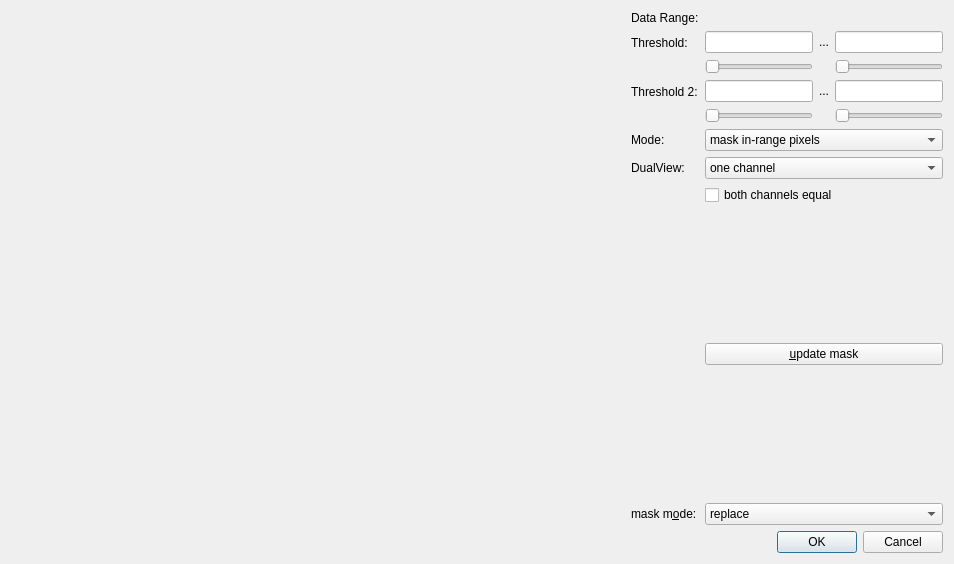
This is plugins/imagingfcs/qfrdrimagingfcsmaskbyintensity.ui in jkriege2/QuickFit3 as Qt 5 draws it before an edit. The edited form follows.
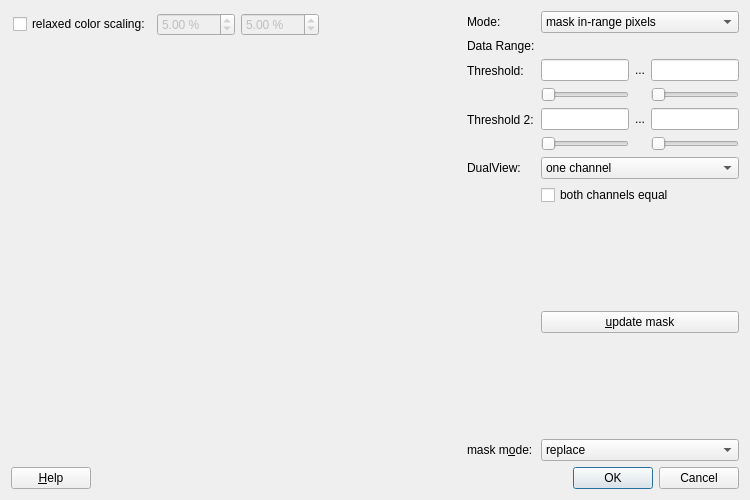
This is the edited form. Icons and pictures are not drawn. Custom widgets are drawn as their Qt base class.

```diff
--- a/plugins/imagingfcs/qfrdrimagingfcsmaskbyintensity.ui
+++ b/plugins/imagingfcs/qfrdrimagingfcsmaskbyintensity.ui
@@ -6,18 +6,104 @@
    <rect>
     <x>0</x>
     <y>0</y>
-    <width>954</width>
-    <height>564</height>
+    <width>750</width>
+    <height>500</height>
    </rect>
   </property>
+  <property name="minimumSize">
+   <size>
+    <width>750</width>
+    <height>500</height>
+   </size>
+  </property>
   <property name="windowTitle">
    <string>Mask from Image ...</string>
   </property>
   <layout class="QVBoxLayout" name="verticalLayout">
    <item>
-    <layout class="QHBoxLayout" name="horizontalLayout" stretch="1,0">
+    <layout class="QHBoxLayout" name="horizontalLayout" stretch="0,0">
      <item>
-      <widget class="QFPlotter" name="pltMain" native="true"/>
+      <widget class="QWidget" name="widget" native="true">
+       <property name="minimumSize">
+        <size>
+         <width>450</width>
+         <height>0</height>
+        </size>
+       </property>
+       <layout class="QVBoxLayout" name="verticalLayout_3" stretch="0,1">
+        <property name="leftMargin">
+         <number>2</number>
+        </property>
+        <property name="topMargin">
+         <number>2</number>
+        </property>
+        <property name="rightMargin">
+         <number>2</number>
+        </property>
+        <property name="bottomMargin">
+         <number>2</number>
+        </property>
+        <item>
+         <layout class="QHBoxLayout" name="horizontalLayout_2">
+          <item>
+           <widget class="QCheckBox" name="chkColorScaling">
+            <property name="text">
+             <string>relaxed color scaling:</string>
+            </property>
+           </widget>
+          </item>
+          <item>
+           <widget class="QDoubleSpinBox" name="edtImgRangeMin">
+            <property name="enabled">
+             <bool>false</bool>
+            </property>
+            <property name="suffix">
+             <string> %</string>
+            </property>
+            <property name="maximum">
+             <double>100.000000000000000</double>
+            </property>
+            <property name="value">
+             <double>5.000000000000000</double>
+            </property>
+           </widget>
+          </item>
+          <item>
+           <widget class="QDoubleSpinBox" name="edtImgRangeMax">
+            <property name="enabled">
+             <bool>false</bool>
+            </property>
+            <property name="suffix">
+             <string> %</string>
+            </property>
+            <property name="maximum">
+             <double>100.000000000000000</double>
+            </property>
+            <property name="value">
+             <double>5.000000000000000</double>
+            </property>
+           </widget>
+          </item>
+          <item>
+           <spacer name="horizontalSpacer">
+            <property name="orientation">
+             <enum>Qt::Horizontal</enum>
+            </property>
+            <property name="sizeHint" stdset="0">
+             <size>
+              <width>40</width>
+              <height>20</height>
+             </size>
+            </property>
+           </spacer>
+          </item>
+         </layout>
+        </item>
+        <item>
+         <widget class="QFPlotter" name="pltMain" native="true"/>
+        </item>
+       </layout>
+      </widget>
      </item>
      <item>
       <layout class="QFormLayout" name="formLayout_2">
@@ -25,20 +111,51 @@
         <enum>QFormLayout::AllNonFixedFieldsGrow</enum>
        </property>
        <item row="0" column="0">
+        <widget class="QLabel" name="label_2">
+         <property name="text">
+          <string>Mode:</string>
+         </property>
+        </widget>
+       </item>
+       <item row="0" column="1">
+        <widget class="QComboBox" name="cmbMaskingMode">
+         <item>
+          <property name="text">
+           <string>mask in-range pixels</string>
+          </property>
+         </item>
+         <item>
+          <property name="text">
+           <string>mask out-of-range pixels</string>
+          </property>
+         </item>
+         <item>
+          <property name="text">
+           <string>mask smaller threshold</string>
+          </property>
+         </item>
+         <item>
+          <property name="text">
+           <string>mask larger threshold</string>
+          </property>
+         </item>
+        </widget>
+       </item>
+       <item row="1" column="0">
         <widget class="QLabel" name="label_3">
          <property name="text">
           <string>Data Range:</string>
          </property>
         </widget>
        </item>
-       <item row="0" column="1">
+       <item row="1" column="1">
         <widget class="QLabel" name="labRange">
          <property name="text">
           <string/>
          </property>
         </widget>
        </item>
-       <item row="1" column="0">
+       <item row="2" column="0">
         <widget class="QLabel" name="label">
          <property name="text">
           <string>Threshold:</string>
@@ -48,7 +165,7 @@
          </property>
         </widget>
        </item>
-       <item row="1" column="1">
+       <item row="2" column="1">
         <layout class="QGridLayout" name="gridLayout">
          <item row="0" column="1">
           <widget class="QFDoubleEdit" name="edtLevel"/>
@@ -79,7 +196,7 @@
          </item>
         </layout>
        </item>
-       <item row="2" column="0">
+       <item row="3" column="0">
         <widget class="QLabel" name="label_5">
          <property name="text">
           <string>Threshold 2:</string>
@@ -89,7 +206,7 @@
          </property>
         </widget>
        </item>
-       <item row="2" column="1">
+       <item row="3" column="1">
         <layout class="QGridLayout" name="gridLayout_2">
          <item row="0" column="0">
           <widget class="QFDoubleEdit" name="edtLevel2"/>
@@ -120,41 +237,6 @@
          </item>
         </layout>
        </item>
-       <item row="3" column="0">
-        <widget class="QLabel" name="label_2">
-         <property name="text">
-          <string>Mode:</string>
-         </property>
-        </widget>
-       </item>
-       <item row="3" column="1">
-        <layout class="QVBoxLayout" name="verticalLayout_2">
-         <item>
-          <widget class="QComboBox" name="cmbMaskingMode">
-           <item>
-            <property name="text">
-             <string>mask in-range pixels</string>
-            </property>
-           </item>
-           <item>
-            <property name="text">
-             <string>mask out-of-range pixels</string>
-            </property>
-           </item>
-           <item>
-            <property name="text">
-             <string>mask smaller threshold</string>
-            </property>
-           </item>
-           <item>
-            <property name="text">
-             <string>mask larger threshold</string>
-            </property>
-           </item>
-          </widget>
-         </item>
-        </layout>
-       </item>
        <item row="4" column="0">
         <widget class="QLabel" name="label_6">
          <property name="text">
@@ -267,14 +349,29 @@
     </layout>
    </item>
    <item>
-    <widget class="QDialogButtonBox" name="buttonBox">
-     <property name="orientation">
-      <enum>Qt::Horizontal</enum>
-     </property>
-     <property name="standardButtons">
-      <set>QDialogButtonBox::Cancel|QDialogButtonBox::Ok</set>
-     </property>
-    </widget>
+    <layout class="QHBoxLayout" name="horizontalLayout_3">
+     <item>
+      <widget class="QPushButton" name="btnHelp">
+       <property name="text">
+        <string>&amp;Help</string>
+       </property>
+       <property name="icon">
+        <iconset resource="../../lib/lib.qrc">
+         <normaloff>:/lib/help/help.png</normaloff>:/lib/help/help.png</iconset>
+       </property>
+      </widget>
+     </item>
+     <item>
+      <widget class="QDialogButtonBox" name="buttonBox">
+       <property name="orientation">
+        <enum>Qt::Horizontal</enum>
+       </property>
+       <property name="standardButtons">
+        <set>QDialogButtonBox::Cancel|QDialogButtonBox::Ok</set>
+       </property>
+      </widget>
+     </item>
+    </layout>
    </item>
   </layout>
  </widget>
```
Left out of the diff: 154 changed lines with no effect on the pictures.
